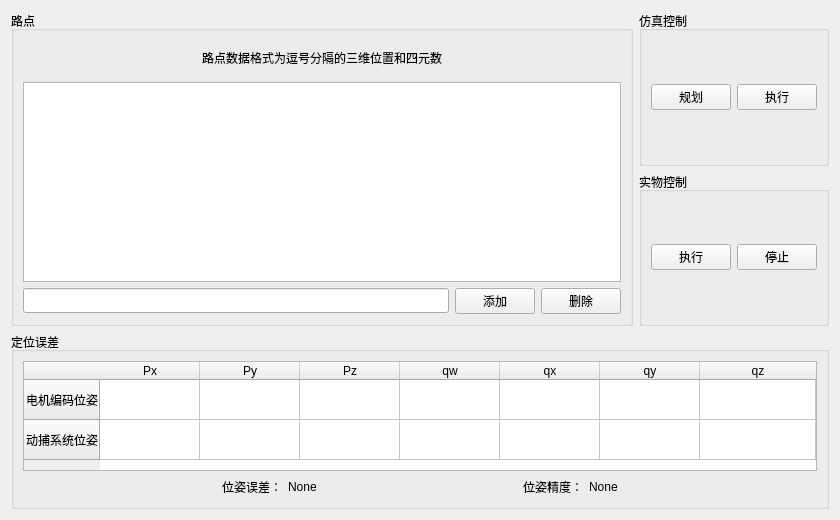
Qt form res/main.ui (BrightSoulXYHY/arm_control) before a commit.
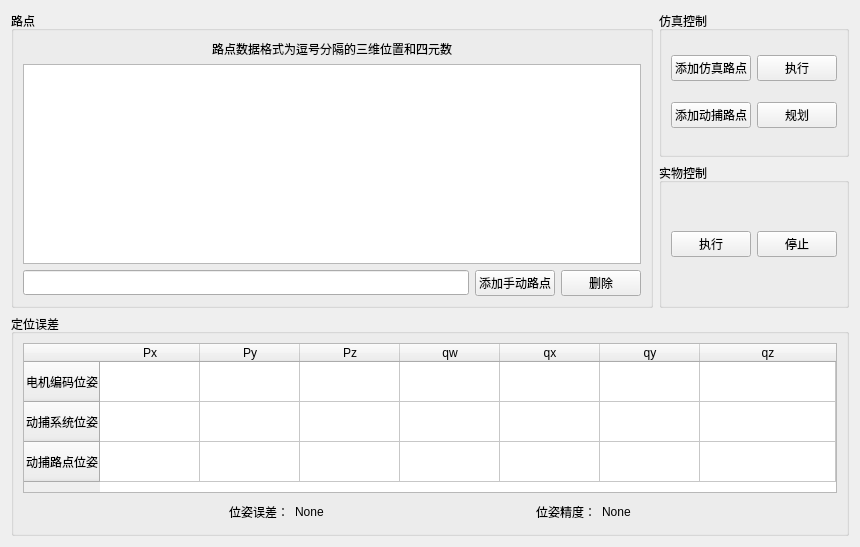
The same form after that commit.

```diff
--- a/res/main.ui
+++ b/res/main.ui
@@ -6,8 +6,8 @@
    <rect>
     <x>0</x>
     <y>0</y>
-    <width>840</width>
-    <height>520</height>
+    <width>860</width>
+    <height>547</height>
    </rect>
   </property>
   <property name="windowTitle">
@@ -19,21 +19,35 @@
      <property name="title">
       <string>仿真控制</string>
      </property>
-     <layout class="QHBoxLayout" name="horizontalLayout_2">
-      <item>
-       <widget class="QPushButton" name="simPlanButton">
-        <property name="text">
-         <string>规划</string>
-        </property>
-       </widget>
-      </item>
-      <item>
+     <layout class="QGridLayout" name="gridLayout_2">
+      <item row="0" column="3">
        <widget class="QPushButton" name="simExecButton">
         <property name="text">
          <string>执行</string>
         </property>
        </widget>
       </item>
+      <item row="0" column="1">
+       <widget class="QPushButton" name="simAddRvizButton">
+        <property name="text">
+         <string>添加仿真路点</string>
+        </property>
+       </widget>
+      </item>
+      <item row="1" column="3">
+       <widget class="QPushButton" name="simPlanButton">
+        <property name="text">
+         <string>规划</string>
+        </property>
+       </widget>
+      </item>
+      <item row="1" column="1">
+       <widget class="QPushButton" name="simAddMcsButton">
+        <property name="text">
+         <string>添加动捕路点</string>
+        </property>
+       </widget>
+      </item>
      </layout>
     </widget>
    </item>
@@ -48,7 +62,7 @@
         <item>
          <widget class="QTableWidget" name="dataTable">
           <property name="sizePolicy">
-           <sizepolicy hsizetype="Expanding" vsizetype="Fixed">
+           <sizepolicy hsizetype="Expanding" vsizetype="MinimumExpanding">
             <horstretch>0</horstretch>
             <verstretch>0</verstretch>
            </sizepolicy>
@@ -56,7 +70,7 @@
           <property name="maximumSize">
            <size>
             <width>16777215</width>
-            <height>110</height>
+            <height>150</height>
            </size>
           </property>
           <property name="verticalScrollBarPolicy">
@@ -117,6 +131,14 @@
             <set>AlignCenter</set>
            </property>
           </row>
+          <row>
+           <property name="text">
+            <string>动捕路点位姿</string>
+           </property>
+           <property name="textAlignment">
+            <set>AlignCenter</set>
+           </property>
+          </row>
           <column>
            <property name="text">
             <string>Px</string>
@@ -284,7 +306,7 @@
         <item>
          <widget class="QPushButton" name="ptAddButton">
           <property name="text">
-           <string>添加</string>
+           <string>添加手动路点</string>
           </property>
          </widget>
         </item>
```
